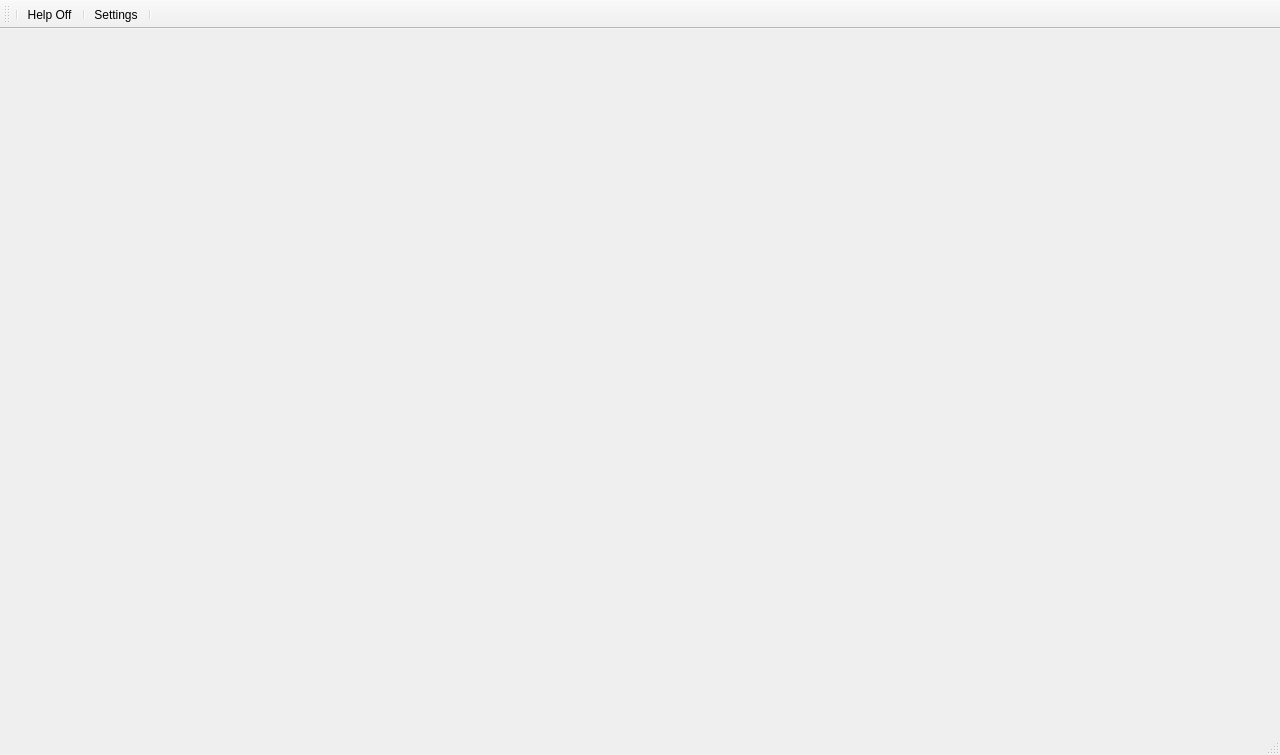
Above: gui/main_window_ui.ui from Wireless-Research-Tester/Automated-Wireless-Research-Tester before the change. Below: the same form after it.
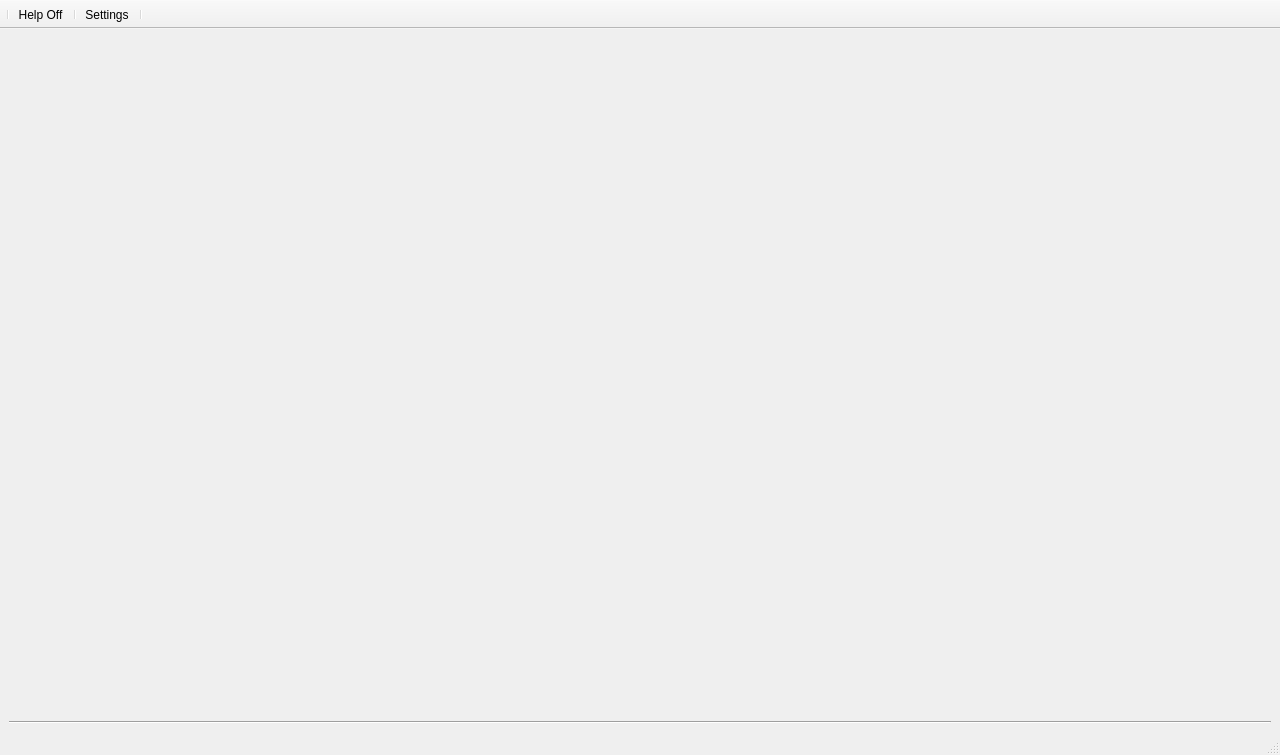
That is the form after the change. Icons and pictures are not drawn.

What changed in the file:
```diff
--- a/gui/main_window_ui.ui
+++ b/gui/main_window_ui.ui
@@ -13,7 +13,36 @@
   <property name="windowTitle">
    <string>MainWindow</string>
   </property>
-  <widget class="QWidget" name="centralwidget"/>
+  <widget class="QWidget" name="centralwidget">
+   <layout class="QVBoxLayout" name="verticalLayout">
+    <item>
+     <spacer name="verticalSpacer">
+      <property name="orientation">
+       <enum>Qt::Vertical</enum>
+      </property>
+      <property name="sizeHint" stdset="0">
+       <size>
+        <width>20</width>
+        <height>40</height>
+       </size>
+      </property>
+     </spacer>
+    </item>
+    <item>
+     <widget class="Line" name="line">
+      <property name="sizePolicy">
+       <sizepolicy hsizetype="Expanding" vsizetype="Fixed">
+        <horstretch>0</horstretch>
+        <verstretch>0</verstretch>
+       </sizepolicy>
+      </property>
+      <property name="orientation">
+       <enum>Qt::Horizontal</enum>
+      </property>
+     </widget>
+    </item>
+   </layout>
+  </widget>
   <widget class="QStatusBar" name="statusbar"/>
   <widget class="QToolBar" name="toolBar">
    <property name="windowTitle">
@@ -28,6 +57,9 @@
         radius: 1.35, stop: 0 #fff, stop: 1 #bbb
         );}</string>
    </property>
+   <property name="movable">
+    <bool>false</bool>
+   </property>
    <property name="toolButtonStyle">
     <enum>Qt::ToolButtonTextUnderIcon</enum>
    </property>
```
